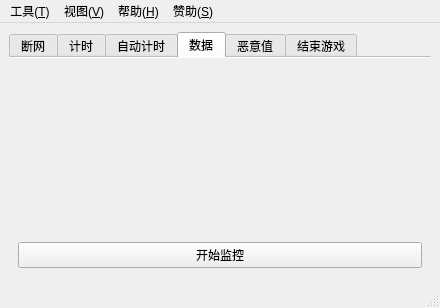
Old version of the form EliteSpeedrunTool/MainWindow.ui in the repository GTA5Oracle/EliteSpeedrunTool.
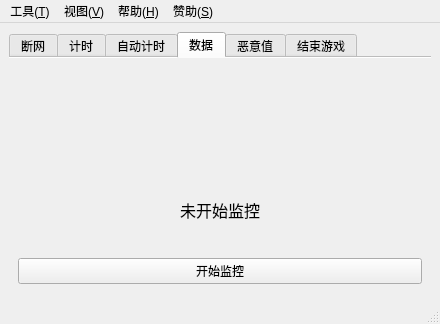
New version of the form. The open tabs and pages were chosen to show the change. Icons and pictures are not drawn. Custom widgets are drawn as their Qt base class.

Commit message: [fix|optimize|doc] Fix casino heist mission identify issue; optimize mission data page; update README doc

```diff
--- a/EliteSpeedrunTool/MainWindow.ui
+++ b/EliteSpeedrunTool/MainWindow.ui
@@ -7,7 +7,7 @@
     <x>0</x>
     <y>0</y>
     <width>440</width>
-    <height>308</height>
+    <height>324</height>
    </rect>
   </property>
   <widget class="QWidget" name="centralwidget">
@@ -389,7 +389,7 @@
              <x>0</x>
              <y>0</y>
              <width>404</width>
-             <height>174</height>
+             <height>88</height>
             </rect>
            </property>
            <layout class="QVBoxLayout" name="verticalLayout_10">
@@ -422,6 +422,58 @@
           </widget>
          </widget>
         </item>
+        <item>
+         <widget class="QWidget" name="loMissionDataContainer" native="true">
+          <layout class="QGridLayout" name="gridLayout">
+           <property name="leftMargin">
+            <number>30</number>
+           </property>
+           <property name="topMargin">
+            <number>30</number>
+           </property>
+           <property name="rightMargin">
+            <number>30</number>
+           </property>
+           <property name="bottomMargin">
+            <number>30</number>
+           </property>
+           <item row="0" column="0">
+            <widget class="QtLottieWidget" name="loMissionData" native="true">
+             <property name="sizePolicy">
+              <sizepolicy hsizetype="Expanding" vsizetype="Expanding">
+               <horstretch>0</horstretch>
+               <verstretch>0</verstretch>
+              </sizepolicy>
+             </property>
+             <property name="maximumSize">
+              <size>
+               <width>256</width>
+               <height>16777215</height>
+              </size>
+             </property>
+            </widget>
+           </item>
+           <item row="1" column="0">
+            <widget class="QLabel" name="label_5">
+             <property name="font">
+              <font>
+               <pointsize>12</pointsize>
+              </font>
+             </property>
+             <property name="text">
+              <string>未开始监控</string>
+             </property>
+             <property name="alignment">
+              <set>Qt::AlignCenter</set>
+             </property>
+             <property name="wordWrap">
+              <bool>true</bool>
+             </property>
+            </widget>
+           </item>
+          </layout>
+         </widget>
+        </item>
         <item>
          <widget class="QPushButton" name="btnStartMissionData">
           <property name="text">
@@ -773,6 +825,14 @@
    </property>
   </action>
  </widget>
+ <customwidgets>
+  <customwidget>
+   <class>QtLottieWidget</class>
+   <extends>QWidget</extends>
+   <header>qtlottiewidget.h</header>
+   <container>1</container>
+  </customwidget>
+ </customwidgets>
  <resources>
   <include location="resource.qrc"/>
  </resources>
```
Left out of the diff: 41 changed lines with no effect on the pictures. The commit also changes 53 other files.
